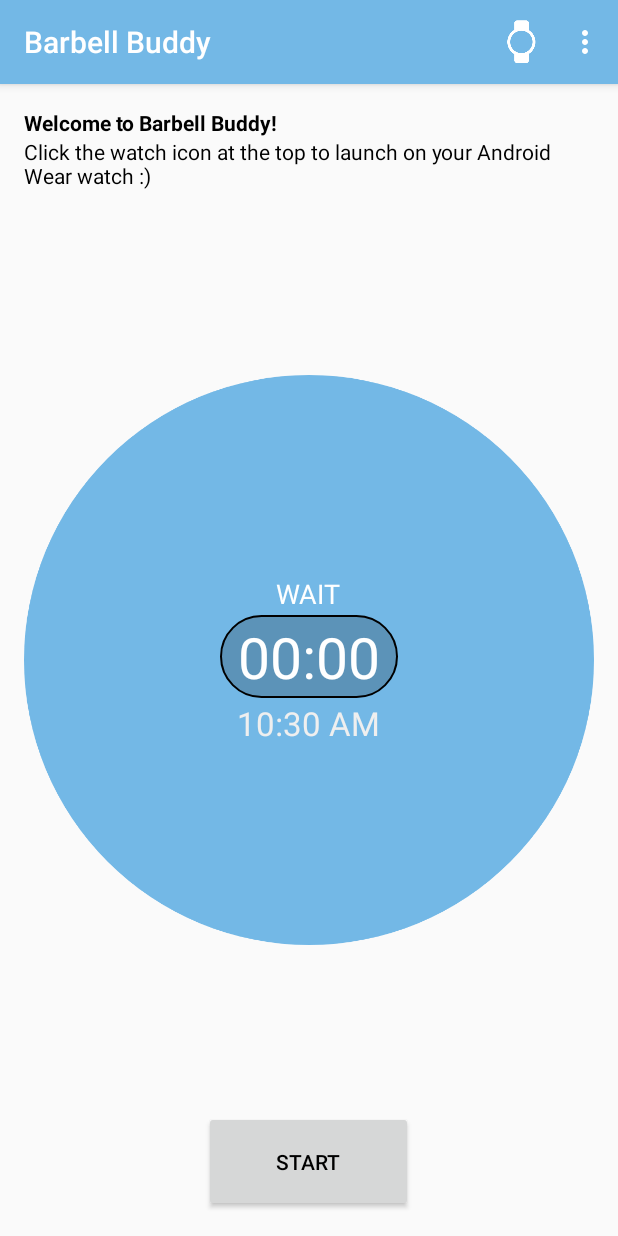
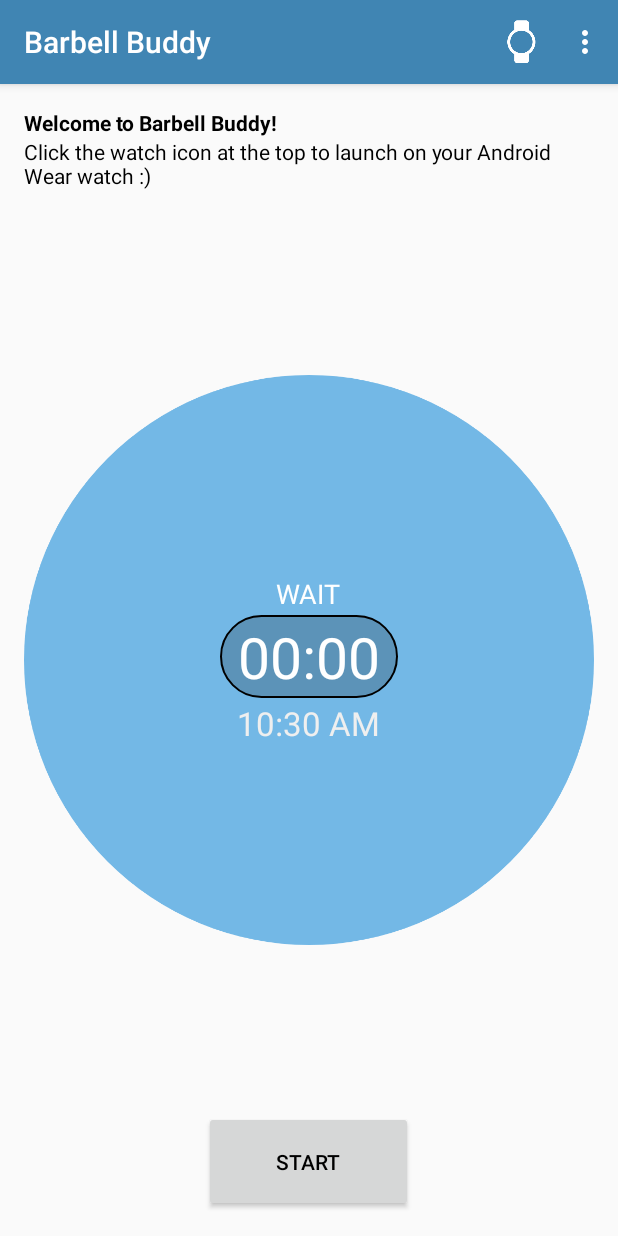
Before and after one commit to JWhitakerMcRae/BarbellBuddy, an Android app: the screen it shows after launch (SetTimerActivity), on a phone screen of 412 x 824 dp. Run offline under Robolectric (Android 15) with nearby library versions, the phone set to English and light mode, and no system bars; 2 statements that could not run were skipped.

Commit message:
Made primary color darker by #333333

```diff
--- a/mobile/src/main/res/values/colors.xml
+++ b/mobile/src/main/res/values/colors.xml
@@ -1,4 +1,4 @@
 <?xml version="1.0" encoding="utf-8"?>
 <resources>
-    <item type="color" name="theme_primary">#73B8E6</item>
+    <item type="color" name="theme_primary">#4085B3</item>
 </resources>
```
